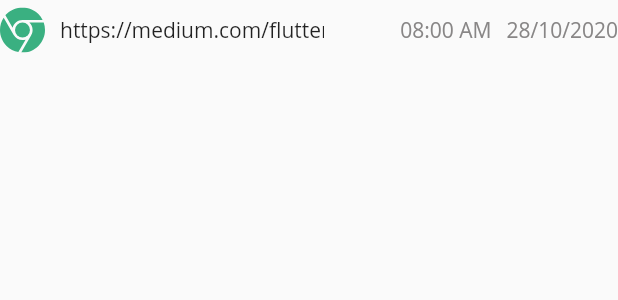
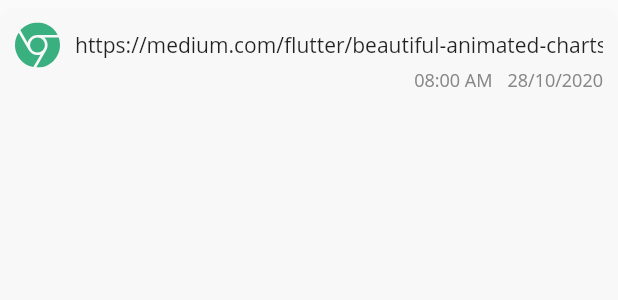
Before and after one commit to anhnd180399/Kid_Management, a Flutter app: the SurfHistoryItem widget shown alone on an empty page, opened directly, on a phone screen of 412 x 824 dp. Shown: the top 300 px of the screen. Run offline on Flutter 3.47's test engine with Material 2 defaults, Android fonts, the phone set to English and light mode, and no system bars; our stand-ins replace firebase_auth, firebase_core, flutter_datetime_picker, flutter_svg, fluttertoast, percent_indicator and 2 more; missing offline and left inert: device_apps, regexpattern; accounts and stored records are empty; project files that could hold a hidden picture were left out.

Commit message:
[Report] Fixed overflow layout error

```diff
--- a/lib/src/ui/report/surf_history_item.dart
+++ b/lib/src/ui/report/surf_history_item.dart
@@ -2,6 +2,7 @@ import 'package:flutter/material.dart';
 import 'package:flutter_svg/svg.dart';
 import 'package:kid_management/src/models/my_app.dart';
 import 'package:kid_management/src/resources/colors.dart';
+import 'package:url_launcher/url_launcher.dart';
 
 class SurfHistoryItem extends StatefulWidget {
   String url;
@@ -15,11 +16,32 @@ class SurfHistoryItem extends StatefulWidget {
 }
 
 class _SurfHistoryItemState extends State<SurfHistoryItem> {
+
+  void _openUrl(String url) async{
+    print("openning url...");
+    if (await canLaunch(url)) {
+    await launch(url);
+    } else {
+    throw 'Could not launch $url';
+    }
+  }
+
   @override
   Widget build(BuildContext context) {
-    return Padding(
-      padding: const EdgeInsets.symmetric(vertical: 5.0),
-      child: Row(
+    return InkWell(
+      onTap: () {
+        _openUrl(widget.url);
+      },
+      child: Container(
+        padding: const EdgeInsets.symmetric(vertical: 10.0, horizontal: 10.0),
+        decoration: BoxDecoration(
+          color: AppColor.grayLight,
+          borderRadius: BorderRadius.circular(10.0),
+        ),
+        margin: EdgeInsets.only(top: 5.0),
+        child: Column(
+          children: [
+            Row(
               children: [
                 SvgPicture.asset(
                   'assets/images/report/chrome.svg',
@@ -34,22 +56,21 @@ class _SurfHistoryItemState extends State<SurfHistoryItem> {
                     child: Text(widget.url),
                     scrollDirection: Axis.horizontal,
                   ),
+                )
+              ],
             ),
-          SizedBox(
-            width: 20.0,
-          ),
-          Expanded(
-              child: Row(
+            Row(
               mainAxisAlignment: MainAxisAlignment.end,
               children: [
-              Text(widget.time, style: TextStyle(color: AppColor.grayDark)),
+                Text(widget.time, style: TextStyle(color: AppColor.grayDark, fontSize: 12.0)),
                 SizedBox(
                   width: 10.0,
                 ),
-              Text(widget.date, style: TextStyle(color: AppColor.grayDark)),
+                Text(widget.date, style: TextStyle(color: AppColor.grayDark, fontSize: 12.0))
               ],
-          ))
+            )
           ],
+        ),
       ),
     );
   }
--- a/pubspec.yaml
+++ b/pubspec.yaml
@@ -48,6 +48,8 @@ dependencies:
   percent_indicator: ^2.1.8
   # draw and present pie chart
   pie_chart: ^4.0.1
+  # open a link in browser of device
+  url_launcher: ^5.7.8
 
 
   # The following adds the Cupertino Icons font to your application.
```
Also changed, not shown: lib/src/ui/report/app_history_item.dart (+16 -8 lines), pubspec.lock. Lines whose indentation alone changed are shown as unchanged.
